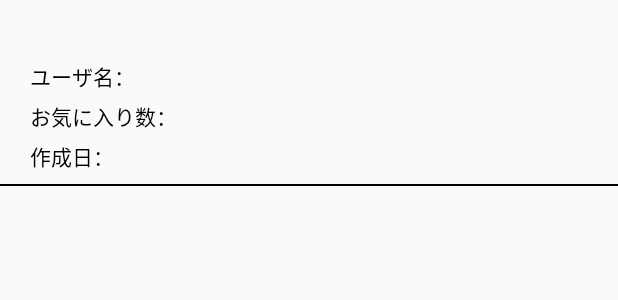
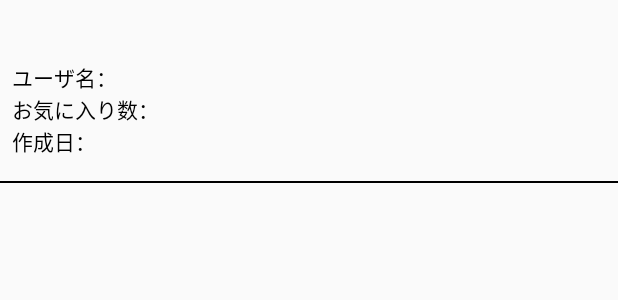
Before and after one commit to komugirice/qiitaApplication, an Android app: the layout row.xml on its own in the app's theme, with its tools: preview values and no code run, on a phone screen of 412 x 824 dp. Shown: the top 300 px of the screen. Run offline under Robolectric (Android 15) with nearby library versions, the phone set to English and light mode, and no system bars.

Commit message:
LinearLayoutからConstraintLayoutに変更

```diff
--- a/app/src/main/res/layout/activity_web_view.xml
+++ b/app/src/main/res/layout/activity_web_view.xml
@@ -1,8 +1,9 @@
 <?xml version="1.0" encoding="utf-8"?>
-<LinearLayout xmlns:android="http://schemas.android.com/apk/res/android"
+<androidx.constraintlayout.widget.ConstraintLayout xmlns:android="http://schemas.android.com/apk/res/android"
     android:layout_width="match_parent"
     android:layout_height="match_parent"
     xmlns:tools="http://schemas.android.com/tools"
+    xmlns:app="http://schemas.android.com/apk/res-auto"
     android:orientation="vertical">
 
 
@@ -11,6 +12,9 @@
         android:layout_width="match_parent"
         android:layout_height="match_parent"
         tools:layout_editor_absoluteX="1dp"
-        android:layout_alignParentLeft="true" />
+        android:layout_alignParentLeft="true"
+        app:layout_constraintEnd_toEndOf="parent"
+        app:layout_constraintStart_toStartOf="parent"
+        app:layout_constraintTop_toTopOf="parent"/>
 
-</LinearLayout>
+</androidx.constraintlayout.widget.ConstraintLayout>
--- a/app/src/main/res/layout/row.xml
+++ b/app/src/main/res/layout/row.xml
@@ -1,5 +1,8 @@
 <?xml version="1.0" encoding="utf-8"?>
-<LinearLayout xmlns:android="http://schemas.android.com/apk/res/android"
+<androidx.constraintlayout.widget.ConstraintLayout xmlns:android="http://schemas.android.com/apk/res/android"
+    xmlns:app="http://schemas.android.com/apk/res-auto"
+    xmlns:tools="http://schemas.android.com/tools"
+    android:id="@+id/ConstraintLayout"
     android:layout_width="match_parent"
     android:layout_height="wrap_content"
     android:orientation="vertical">
@@ -8,87 +11,91 @@
         android:id="@+id/articleTitle"
         android:layout_width="match_parent"
         android:layout_height="wrap_content"
-        android:layout_marginLeft="10dp"
-        android:layout_marginTop="10dp"
+        android:layout_marginStart="8dp"
+        android:layout_marginTop="16dp"
+        android:layout_marginEnd="8dp"
         android:ellipsize="end"
         android:textColor="@color/colorBlack"
-        android:textSize="18sp" />
+        android:textSize="18sp"
+        app:layout_constraintEnd_toEndOf="@+id/ConstraintLayout"
+        app:layout_constraintStart_toStartOf="parent"
+        app:layout_constraintTop_toTopOf="parent" />
 
-
-    <LinearLayout
-        android:layout_width="match_parent"
-        android:layout_height="wrap_content"
-        android:layout_marginLeft="20dp"
-        android:layout_marginTop="5dp"
-        android:orientation="horizontal">
 
     <TextView
         android:id="@+id/label_userName"
         android:layout_width="wrap_content"
         android:layout_height="wrap_content"
+        android:layout_marginStart="8dp"
         android:layout_weight="1"
+        android:text="@string/label_user_name"
         android:textColor="@color/colorBlack"
-            android:text="@string/label_user_name" />
+        app:layout_constraintStart_toStartOf="parent"
+        app:layout_constraintTop_toBottomOf="@+id/articleTitle" />
 
     <TextView
         android:id="@+id/userName"
         android:layout_width="wrap_content"
         android:layout_height="wrap_content"
+        android:layout_marginEnd="8dp"
+        android:layout_weight="1"
         android:textColor="@color/colorBlack"
-            android:layout_weight="1" />
-
-    </LinearLayout>
-
-    <LinearLayout
-        android:layout_width="match_parent"
-        android:layout_height="wrap_content"
-        android:layout_marginLeft="20dp"
-        android:layout_marginTop="5dp"
-        android:orientation="horizontal">
+        app:layout_constraintEnd_toEndOf="parent"
+        app:layout_constraintStart_toEndOf="@+id/label_userName"
+        app:layout_constraintTop_toBottomOf="@+id/articleTitle" />
 
     <TextView
         android:id="@+id/label_likes_count"
         android:layout_width="wrap_content"
         android:layout_height="wrap_content"
+        android:layout_marginStart="8dp"
         android:layout_weight="1"
+        android:text="@string/label_likes_count"
         android:textColor="@color/colorBlack"
-            android:text="@string/label_likes_count" />
+        app:layout_constraintStart_toStartOf="parent"
+        app:layout_constraintTop_toBottomOf="@+id/label_userName" />
 
     <TextView
         android:id="@+id/likes_count"
         android:layout_width="wrap_content"
         android:layout_height="wrap_content"
+        android:layout_marginEnd="8dp"
+        android:layout_weight="1"
         android:textColor="@color/colorBlack"
-            android:layout_weight="1" />
+        app:layout_constraintEnd_toEndOf="parent"
+        app:layout_constraintStart_toEndOf="@+id/label_likes_count"
+        app:layout_constraintTop_toBottomOf="@+id/userName" />
 
-    </LinearLayout>
-
-    <LinearLayout
-        android:layout_width="match_parent"
-        android:layout_height="wrap_content"
-        android:layout_marginLeft="20dp"
-        android:layout_marginTop="5dp"
-        android:orientation="horizontal">
 
     <TextView
         android:id="@+id/label_created_at"
         android:layout_width="wrap_content"
         android:layout_height="wrap_content"
+        android:layout_marginStart="8dp"
         android:layout_weight="1"
+        android:text="@string/label_created_at"
         android:textColor="@color/colorBlack"
-            android:text="@string/label_created_at" />
+        app:layout_constraintStart_toStartOf="parent"
+        app:layout_constraintTop_toBottomOf="@+id/label_likes_count" />
 
     <TextView
         android:id="@+id/created_at"
-            android:layout_width="wrap_content"
-            android:layout_height="wrap_content"
+        android:layout_width="0dp"
+        android:layout_height="23dp"
+        android:layout_marginEnd="8dp"
+        android:layout_weight="1"
         android:textColor="@color/colorBlack"
-            android:layout_weight="1" />
+        app:layout_constraintEnd_toEndOf="parent"
+        app:layout_constraintStart_toEndOf="@+id/label_created_at"
+        app:layout_constraintTop_toBottomOf="@+id/likes_count" />
 
-    </LinearLayout>
     <View
-        android:layout_marginTop="8dp"
         android:layout_width="match_parent"
         android:layout_height="1dp"
-        android:background="#000"/>
-</LinearLayout>
+        android:layout_marginTop="16dp"
+        android:background="#000"
+        app:layout_constraintEnd_toEndOf="parent"
+        app:layout_constraintStart_toStartOf="parent"
+        app:layout_constraintTop_toBottomOf="@+id/label_created_at" />
+
+</androidx.constraintlayout.widget.ConstraintLayout>
```
Lines whose indentation alone changed are shown as unchanged.
